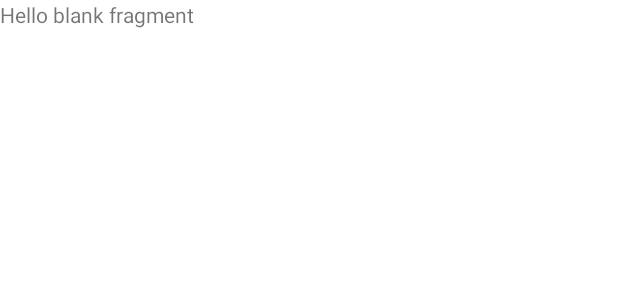
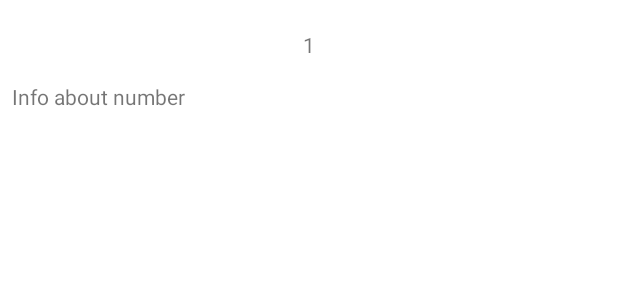
Before and after one commit to HryzhukKyrylo/TestTaskMornhous, an Android app: the layout fragment_detail_screen.xml on its own in the app's theme, with its tools: preview values and no code run, on a phone screen of 412 x 824 dp. Shown: the top 300 px of the screen. Run offline under Robolectric (Android 15) with nearby library versions, the phone set to English and light mode, and no system bars.

Commit message:
implement detail layout

```diff
--- a/app/src/main/java/com/example/testtaskmornhouse/MainActivity.kt
+++ b/app/src/main/java/com/example/testtaskmornhouse/MainActivity.kt
@@ -1,11 +1,26 @@
 package com.example.testtaskmornhouse
 
+import android.annotation.SuppressLint
+import android.os.Bundle
 import androidx.appcompat.app.AppCompatActivity
-import android.os.Bundle
+import androidx.navigation.NavController
+import androidx.navigation.fragment.NavHostFragment
+import androidx.navigation.ui.setupActionBarWithNavController
 
 class MainActivity : AppCompatActivity() {
+    private lateinit var navController: NavController
+
+    @SuppressLint("ResourceType")
     override fun onCreate(savedInstanceState: Bundle?) {
         super.onCreate(savedInstanceState)
         setContentView(R.layout.activity_main)
+        val navHostFragment = supportFragmentManager
+            .findFragmentById(R.id.fragmentContainerView) as NavHostFragment
+        navController = navHostFragment.navController
+        setupActionBarWithNavController(navController)
+    }
+
+    override fun onSupportNavigateUp(): Boolean {
+        return navController.navigateUp() || super.onSupportNavigateUp()
     }
 }
--- a/app/src/main/res/layout/fragment_detail_screen.xml
+++ b/app/src/main/res/layout/fragment_detail_screen.xml
@@ -1,14 +1,32 @@
 <?xml version="1.0" encoding="utf-8"?>
-<FrameLayout xmlns:android="http://schemas.android.com/apk/res/android"
+<androidx.core.widget.NestedScrollView xmlns:android="http://schemas.android.com/apk/res/android"
     xmlns:tools="http://schemas.android.com/tools"
     android:layout_width="match_parent"
     android:layout_height="match_parent"
+    android:orientation="vertical"
     tools:context=".ui.detailscreen.DetailScreenFragment">
 
-    <!-- TODO: Update blank fragment layout -->
-    <TextView
+    <LinearLayout
         android:layout_width="match_parent"
         android:layout_height="match_parent"
-        android:text="@string/hello_blank_fragment" />
+        android:orientation="vertical">
 
-</FrameLayout>
+        <TextView
+            android:id="@+id/tvNumber"
+            android:layout_width="wrap_content"
+            android:layout_height="wrap_content"
+            android:layout_gravity="center"
+            android:layout_marginTop="20dp"
+            tools:text="1" />
+
+        <TextView
+            android:id="@+id/tvInfoNumber"
+            android:layout_width="match_parent"
+            android:layout_height="wrap_content"
+            android:layout_marginHorizontal="@dimen/small_padding"
+            android:layout_marginTop="15dp"
+            tools:text="Info about number " />
+
+    </LinearLayout>
+
+</androidx.core.widget.NestedScrollView>
```
